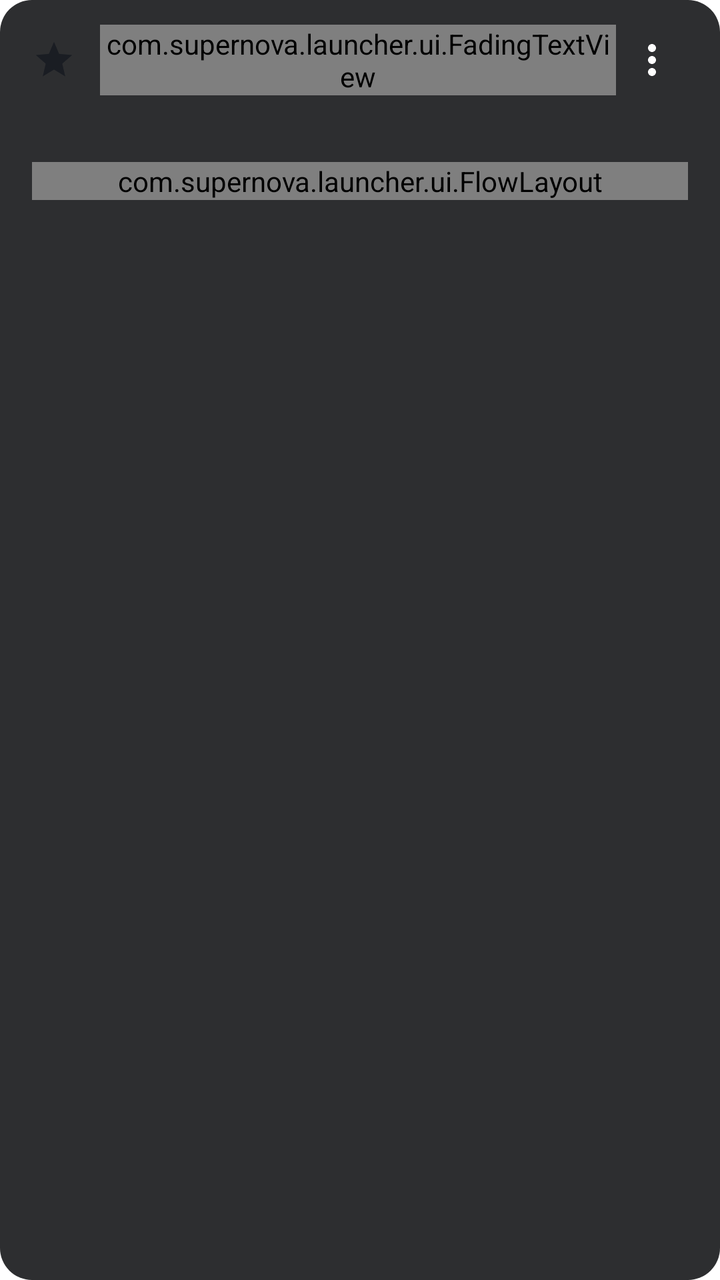
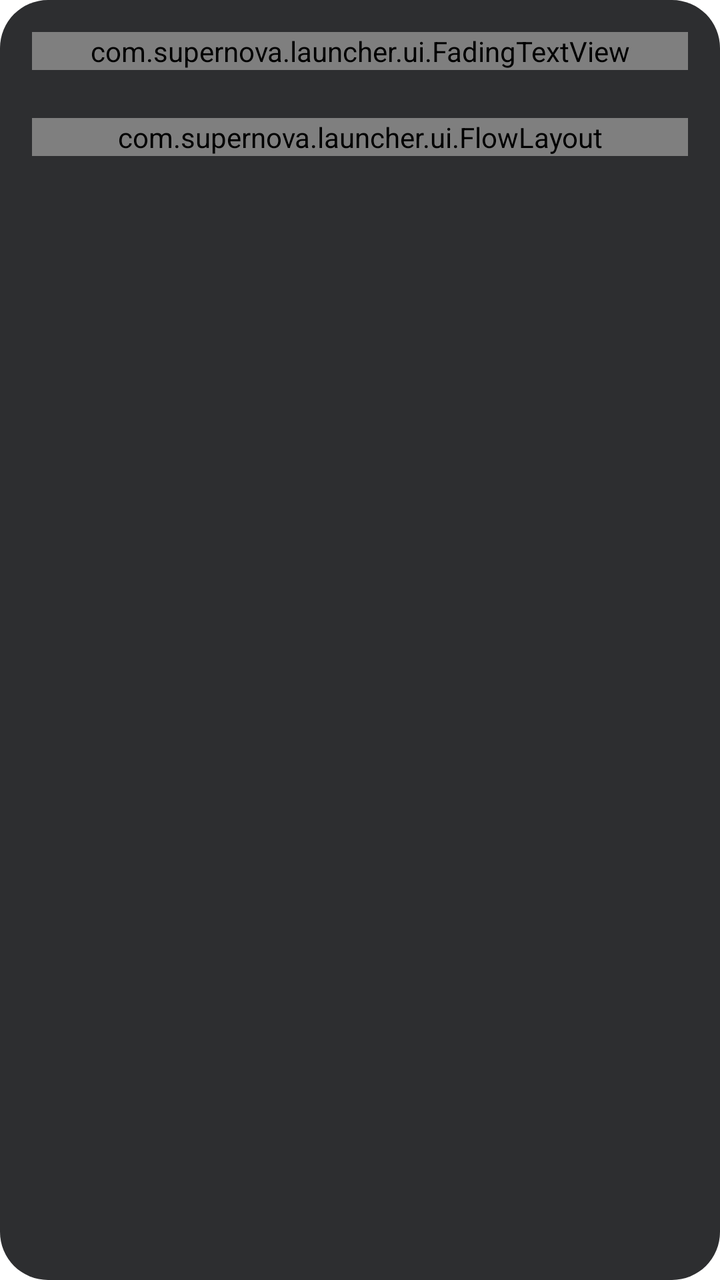

The first picture is an Android layout as it rendered before a commit; the second is the same layout after the commit. The layout source and the unified diff follow.
<!-- AndroidManifest.xml: application theme Theme.Supernova -->
<!-- res/layout/item_feed_custom.xml -->
<?xml version="1.0" encoding="utf-8"?>
<LinearLayout xmlns:android="http://schemas.android.com/apk/res/android"
    android:layout_width="match_parent"
    android:layout_height="wrap_content"
    android:layout_marginVertical="@dimen/space_sm"
    android:background="@drawable/bg_feed_card"
    android:orientation="vertical"
    android:paddingHorizontal="@dimen/space_md"
    android:paddingTop="@dimen/space_ms"
    android:paddingBottom="@dimen/space_ms">

    <LinearLayout
        android:id="@+id/cardHeader"
        android:layout_width="match_parent"
        android:layout_height="wrap_content"
        android:gravity="center_vertical"
        android:orientation="horizontal">

        <ImageView
            android:id="@+id/cardTypeIcon"
            android:layout_width="22dp"
            android:layout_height="22dp"
            android:layout_marginEnd="@dimen/space_ms"
            android:importantForAccessibility="no"
            android:src="@drawable/ic_card_star" />

        <com.supernova.launcher.ui.FadingTextView
            android:id="@+id/customName"
            android:layout_width="0dp"
            android:layout_height="wrap_content"
            android:layout_weight="1"
            android:maxLines="1"
            android:textSize="@dimen/text_body" />

        
        <ImageButton
            android:id="@+id/cardHistory"
            android:layout_width="36dp"
            android:layout_height="36dp"
            android:background="?attr/selectableItemBackgroundBorderless"
            android:contentDescription="@string/card_history"
            android:src="@drawable/ic_history"
            android:visibility="gone" />

        <ImageButton
            android:id="@+id/cardMenu"
            android:layout_width="36dp"
            android:layout_height="36dp"
            android:background="?attr/selectableItemBackgroundBorderless"
            android:contentDescription="@string/card_menu"
            android:src="@drawable/ic_more_vert" />
    </LinearLayout>

    
    <FrameLayout
        android:id="@+id/customFeatured"
        android:layout_width="match_parent"
        android:layout_height="wrap_content"
        android:layout_marginTop="@dimen/space_sm" />

    <View
        android:id="@+id/cardDivider"
        android:layout_width="match_parent"
        android:layout_height="1dp"
        android:layout_marginTop="@dimen/space_ms"
        android:importantForAccessibility="no" />

    
    <com.supernova.launcher.ui.FlowLayout
        android:id="@+id/customActions"
        android:layout_width="match_parent"
        android:layout_height="wrap_content"
        android:layout_marginTop="@dimen/space_ms" />
</LinearLayout>
<!-- resources referenced by this layout -->
<resources>
  <dimen name="space_md">16dp</dimen>
  <dimen name="space_ms">12dp</dimen>
  <dimen name="space_sm">8dp</dimen>
  <dimen name="text_body">16sp</dimen>
  <!-- drawable bg_feed_card (drawable) -->
  <?xml version="1.0" encoding="utf-8"?>
  <shape xmlns:android="http://schemas.android.com/apk/res/android"
      android:shape="rectangle">
      <corners android:radius="16dp" />
      <solid android:color="#F0202124" />
  </shape>
  <!-- drawable ic_card_star (drawable) -->
  <?xml version="1.0" encoding="utf-8"?>
  <vector xmlns:android="http://schemas.android.com/apk/res/android"
      android:width="24dp"
      android:height="24dp"
      android:viewportWidth="24"
      android:viewportHeight="24"
      android:tint="?attr/colorControlNormal">
      <path
          android:fillColor="@android:color/white"
          android:pathData="M12,17.27L18.18,21l-1.64,-7.03L22,9.24l-7.19,-0.61L12,2 9.19,8.63 2,9.24l5.46,4.73L5.82,21z" />
  </vector>
  <!-- drawable ic_history (drawable) -->
  <?xml version="1.0" encoding="utf-8"?>
  <vector xmlns:android="http://schemas.android.com/apk/res/android"
      android:width="24dp"
      android:height="24dp"
      android:viewportWidth="24"
      android:viewportHeight="24">
      <path
          android:fillColor="#FFFFFFFF"
          android:pathData="M13,3c-4.97,0 -9,4.03 -9,9L1,12l3.89,3.89 0.07,0.14L9,12L6,12c0,-3.87 3.13,-7 7,-7s7,3.13 7,7 -3.13,7 -7,7c-1.93,0 -3.68,-0.79 -4.94,-2.06l-1.42,1.42C8.27,19.99 10.51,21 13,21c4.97,0 9,-4.03 9,-9s-4.03,-9 -9,-9zM12,8v5l4.28,2.54 0.72,-1.21 -3.5,-2.08L13.5,8L12,8z" />
  </vector>
  <!-- drawable ic_more_vert (drawable) -->
  <?xml version="1.0" encoding="utf-8"?>
  <vector xmlns:android="http://schemas.android.com/apk/res/android"
      android:width="24dp"
      android:height="24dp"
      android:viewportWidth="24"
      android:viewportHeight="24">
      <path
          android:fillColor="#FFFFFFFF"
          android:pathData="M12,8c1.1,0 2,-0.9 2,-2s-0.9,-2 -2,-2 -2,0.9 -2,2 0.9,2 2,2zM12,10c-1.1,0 -2,0.9 -2,2s0.9,2 2,2 2,-0.9 2,-2 -0.9,-2 -2,-2zM12,16c-1.1,0 -2,0.9 -2,2s0.9,2 2,2 2,-0.9 2,-2 -0.9,-2 -2,-2z" />
  </vector>
  <string name="card_history">Activation history</string>
  <string name="card_menu">Card options</string>
  <color name="accent">#2E89FF</color>
  <color name="rippleHighlight">#1A000000</color>
  <color name="accentBlueText">@color/accentBlue</color>
  <style name="Widget.Supernova.RadioButton" parent="Widget.MaterialComponents.CompoundButton.RadioButton">
          <item name="buttonTint">@color/selection_control_tint</item>
          <item name="android:textColor">@color/textPrimary</item>
      </style>
  <style name="Widget.Supernova.Switch" parent="Widget.MaterialComponents.CompoundButton.Switch">
          <item name="android:textColor">@color/textPrimary</item>
      </style>
  <color name="textPrimary">#11161D</color>
  <color name="textSecondary">#B011161D</color>
  <color name="surface">#FFFFFF</color>
  <color name="onAccent">#FFFFFFFF</color>
  <color name="accentBlue">#2E89FF</color>
  <color name="raised">#FFFFFF</color>
  <style name="ShapeAppearanceOverlay.Supernova.Dialog" parent="">
          <item name="cornerFamily">rounded</item>
          <item name="cornerSize">28dp</item>
      </style>
  <style name="TextAppearance.Supernova.DialogTitle" parent="MaterialAlertDialog.MaterialComponents.Title.Text">
          <item name="android:textColor">@color/textPrimary</item>
          <item name="android:textSize">@dimen/text_headline</item>
          <item name="android:fontFamily">sans-serif-medium</item>
      </style>
  <style name="TextAppearance.Supernova.DialogBody" parent="MaterialAlertDialog.MaterialComponents.Body.Text">
          <item name="android:textColor">@color/textSecondary</item>
          <item name="android:textSize">@dimen/text_body</item>
          <item name="android:lineSpacingMultiplier">1.15</item>
      </style>
  <dimen name="text_headline">24sp</dimen>
  <!-- unchanged entries left out for length: 14 -->
</resources>

<!-- the commit's change to res/layout/item_feed_custom.xml (unified diff, before → after) -->
@@ -2,68 +2,44 @@
 <LinearLayout xmlns:android="http://schemas.android.com/apk/res/android"
     android:layout_width="match_parent"
     android:layout_height="wrap_content"
-    android:layout_marginVertical="@dimen/space_sm"
+    android:layout_marginVertical="6dp"
     android:background="@drawable/bg_feed_card"
     android:orientation="vertical"
-    android:paddingHorizontal="@dimen/space_md"
-    android:paddingTop="@dimen/space_ms"
-    android:paddingBottom="@dimen/space_ms">
+    android:padding="@dimen/space_md">
 
     <LinearLayout
         android:id="@+id/cardHeader"
         android:layout_width="match_parent"
         android:layout_height="wrap_content"
+        android:layout_marginBottom="@dimen/space_ms"
         android:gravity="center_vertical"
         android:orientation="horizontal">
-
-        <ImageView
-            android:id="@+id/cardTypeIcon"
-            android:layout_width="22dp"
-            android:layout_height="22dp"
-            android:layout_marginEnd="@dimen/space_ms"
-            android:importantForAccessibility="no"
-            android:src="@drawable/ic_card_star" />
 
         <com.supernova.launcher.ui.FadingTextView
             android:id="@+id/customName"
             android:layout_width="0dp"
             android:layout_height="wrap_content"
             android:layout_weight="1"
+            android:fontFamily="sans-serif-medium"
             android:maxLines="1"
             android:textSize="@dimen/text_body" />
 
-        
-        <ImageButton
-            android:id="@+id/cardHistory"
-            android:layout_width="36dp"
-            android:layout_height="36dp"
-            android:background="?attr/selectableItemBackgroundBorderless"
-            android:contentDescription="@string/card_history"
-            android:src="@drawable/ic_history"
+        <TextView
+            android:id="@+id/cardCaption"
+            android:layout_width="wrap_content"
+            android:layout_height="wrap_content"
+            android:layout_marginStart="@dimen/space_sm"
+            android:fontFamily="sans-serif-medium"
+            android:maxLines="1"
+            android:textSize="12sp"
             android:visibility="gone" />
-
-        <ImageButton
-            android:id="@+id/cardMenu"
-            android:layout_width="36dp"
-            android:layout_height="36dp"
-            android:background="?attr/selectableItemBackgroundBorderless"
-            android:contentDescription="@string/card_menu"
-            android:src="@drawable/ic_more_vert" />
     </LinearLayout>
 
     
     <FrameLayout
         android:id="@+id/customFeatured"
         android:layout_width="match_parent"
-        android:layout_height="wrap_content"
-        android:layout_marginTop="@dimen/space_sm" />
-
-    <View
-        android:id="@+id/cardDivider"
-        android:layout_width="match_parent"
-        android:layout_height="1dp"
-        android:layout_marginTop="@dimen/space_ms"
-        android:importantForAccessibility="no" />
+        android:layout_height="wrap_content" />
 
     
     <com.supernova.launcher.ui.FlowLayout
<!-- resource entries referenced after the edit -->
@@ -8,45 +8,9 @@
   <?xml version="1.0" encoding="utf-8"?>
   <shape xmlns:android="http://schemas.android.com/apk/res/android"
       android:shape="rectangle">
-      <corners android:radius="16dp" />
+      <corners android:radius="24dp" />
       <solid android:color="#F0202124" />
   </shape>
-  <!-- drawable ic_card_star (drawable) -->
-  <?xml version="1.0" encoding="utf-8"?>
-  <vector xmlns:android="http://schemas.android.com/apk/res/android"
-      android:width="24dp"
-      android:height="24dp"
-      android:viewportWidth="24"
-      android:viewportHeight="24"
-      android:tint="?attr/colorControlNormal">
-      <path
-          android:fillColor="@android:color/white"
-          android:pathData="M12,17.27L18.18,21l-1.64,-7.03L22,9.24l-7.19,-0.61L12,2 9.19,8.63 2,9.24l5.46,4.73L5.82,21z" />
-  </vector>
-  <!-- drawable ic_history (drawable) -->
-  <?xml version="1.0" encoding="utf-8"?>
-  <vector xmlns:android="http://schemas.android.com/apk/res/android"
-      android:width="24dp"
-      android:height="24dp"
-      android:viewportWidth="24"
-      android:viewportHeight="24">
-      <path
-          android:fillColor="#FFFFFFFF"
-          android:pathData="M13,3c-4.97,0 -9,4.03 -9,9L1,12l3.89,3.89 0.07,0.14L9,12L6,12c0,-3.87 3.13,-7 7,-7s7,3.13 7,7 -3.13,7 -7,7c-1.93,0 -3.68,-0.79 -4.94,-2.06l-1.42,1.42C8.27,19.99 10.51,21 13,21c4.97,0 9,-4.03 9,-9s-4.03,-9 -9,-9zM12,8v5l4.28,2.54 0.72,-1.21 -3.5,-2.08L13.5,8L12,8z" />
-  </vector>
-  <!-- drawable ic_more_vert (drawable) -->
-  <?xml version="1.0" encoding="utf-8"?>
-  <vector xmlns:android="http://schemas.android.com/apk/res/android"
-      android:width="24dp"
-      android:height="24dp"
-      android:viewportWidth="24"
-      android:viewportHeight="24">
-      <path
-          android:fillColor="#FFFFFFFF"
-          android:pathData="M12,8c1.1,0 2,-0.9 2,-2s-0.9,-2 -2,-2 -2,0.9 -2,2 0.9,2 2,2zM12,10c-1.1,0 -2,0.9 -2,2s0.9,2 2,2 2,-0.9 2,-2 -0.9,-2 -2,-2zM12,16c-1.1,0 -2,0.9 -2,2s0.9,2 2,2 2,-0.9 2,-2 -0.9,-2 -2,-2z" />
-  </vector>
-  <string name="card_history">Activation history</string>
-  <string name="card_menu">Card options</string>
   <color name="accent">#2E89FF</color>
   <color name="rippleHighlight">#1A000000</color>
   <color name="accentBlueText">@color/accentBlue</color>
